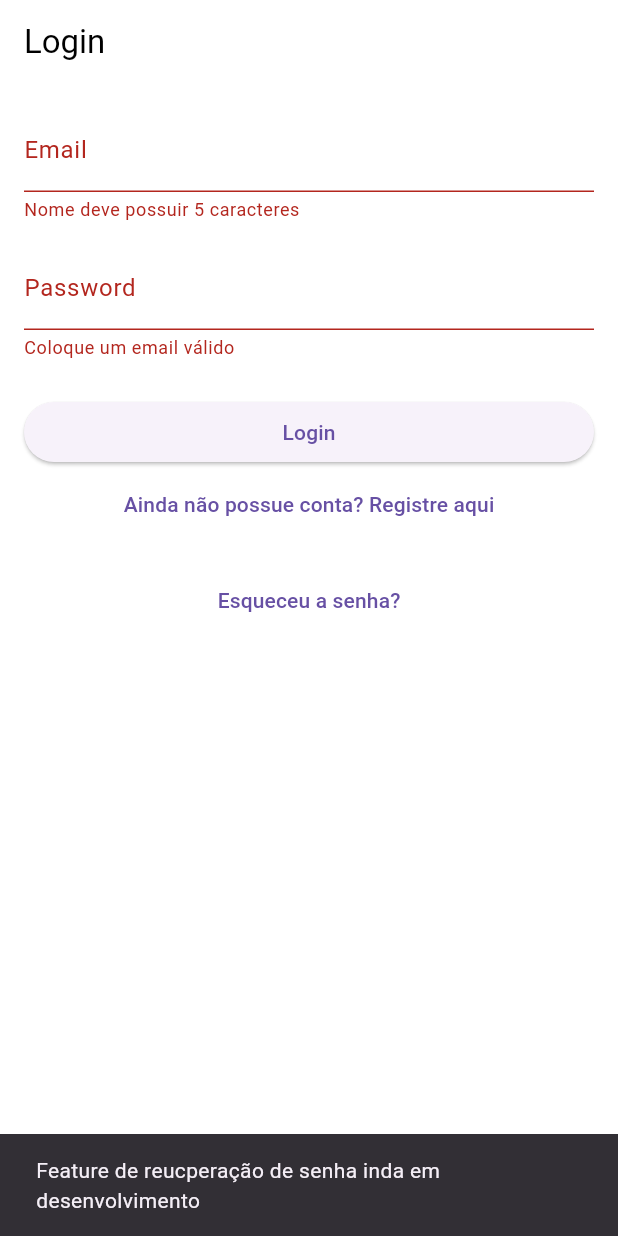
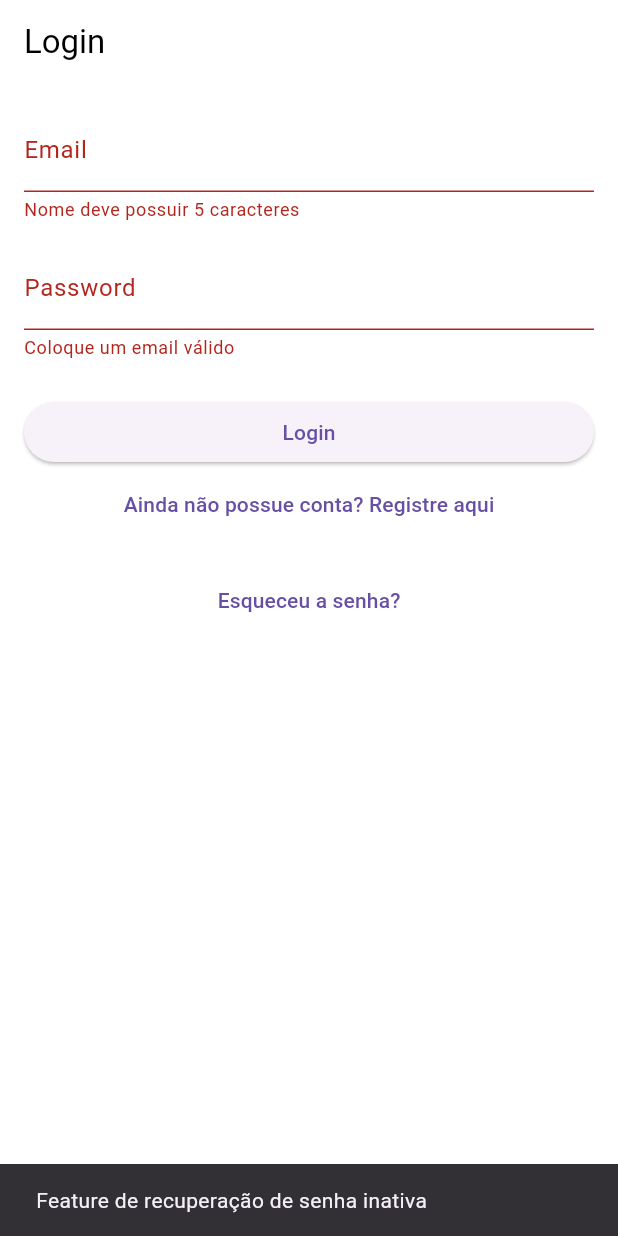
Before and after one commit to G1uli/HADS_GiulianoNCenci_ReadingApp, a Flutter app: the screen it shows after launch, after a tap on "Register", after a tap on "Já possue uma conta? Faça login aqui", after a tap on "Esqueceu a senha?", on a phone screen of 412 x 824 dp. Run offline on Flutter 3.47's test engine with Material 3 defaults, Android fonts, the phone set to English and light mode, and no system bars; our stand-ins replace file_picker, permission_handler, shared_preferences, webview_flutter; missing offline and left inert: syncfusion_flutter_pdf.

Commit message:
Fixed type error
Arrumado erro gramatical

```diff
--- a/lib/screens/login_screen.dart
+++ b/lib/screens/login_screen.dart
@@ -185,7 +185,7 @@ class _LoginScreenState extends State<LoginScreen> {
                     ScaffoldMessenger.of(context).showSnackBar(
                       const SnackBar(
                         content: Text(
-                          'Feature de reucperação de senha inda em desenvolvimento',
+                          'Feature de recuperação de senha inativa',
                         ),
                       ),
                     );
```
